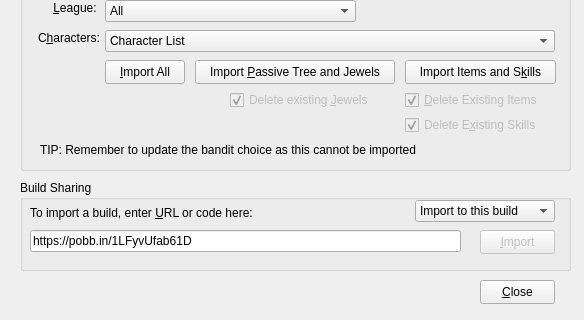
The window that Assets/dlgImport.ui (PathOfBuildingCommunity/PathOfBuilding-Python) describes before a commit, drawn with Qt 5; both pictures show x 0 to 584 and y 150 to 470 of the 584 by 470 pixel window.
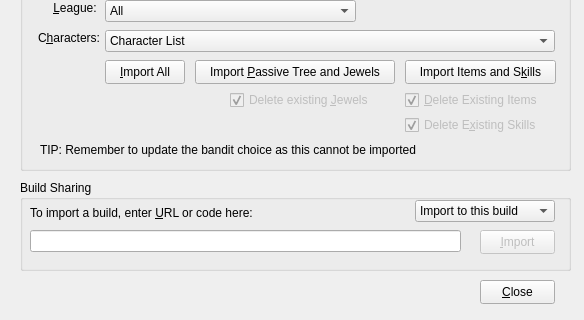
The same window after the commit.

Diff of the .ui file:
```diff
--- a/Assets/dlgImport.ui
+++ b/Assets/dlgImport.ui
@@ -363,7 +363,7 @@
      </rect>
     </property>
     <property name="text">
-     <string>https://pobb.in/1LFyvUfab61D</string>
+     <string/>
     </property>
    </widget>
    <widget class="QComboBox" name="combo_Import">
```
